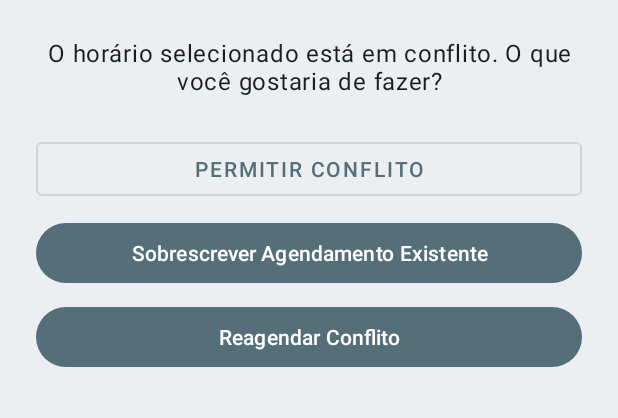
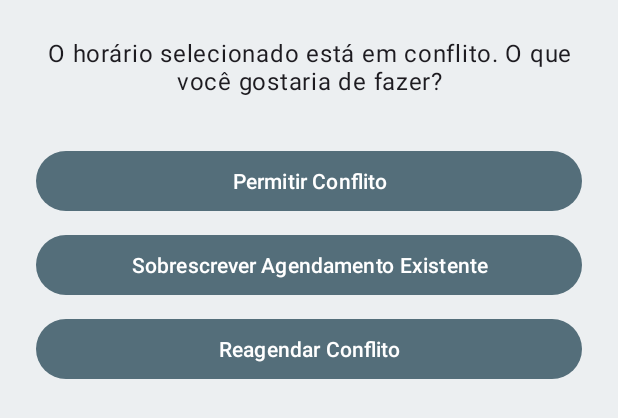
Before and after one commit to crstians/MindFlushMobile, an Android app: the layout dialog_conflict_options.xml on its own in the app's theme, with its tools: preview values and no code run, on a phone screen of 412 x 824 dp. Shown: the top 418 px of the screen. Run offline under Robolectric (Android 15) with nearby library versions, the phone set to English and light mode, and no system bars.

```diff
--- a/app/src/main/java/com/example/mindflushagendamentos/CalendarActivity.java
+++ b/app/src/main/java/com/example/mindflushagendamentos/CalendarActivity.java
@@ -137,7 +137,6 @@ public class CalendarActivity extends AppCompatActivity implements DayAdapter.On
     private void logout() {
         mAuth.signOut();
 
-        // Sign out from Google
         GoogleSignInOptions gso = new GoogleSignInOptions.Builder(GoogleSignInOptions.DEFAULT_SIGN_IN)
                 .requestIdToken(getString(R.string.default_web_client_id))
                 .requestEmail()
@@ -224,7 +223,6 @@ public class CalendarActivity extends AppCompatActivity implements DayAdapter.On
 
     private void atualizarDadosDaView() {
         if (mAuth.getCurrentUser() == null) {
-            // Se o usuário for nulo, não tente carregar dados. Pode redirecionar para login.
             Intent intent = new Intent(CalendarActivity.this, LoginActivity.class);
             intent.setFlags(Intent.FLAG_ACTIVITY_NEW_TASK | Intent.FLAG_ACTIVITY_CLEAR_TASK);
             startActivity(intent);
--- a/app/src/main/res/layout/dialog_conflict_options.xml
+++ b/app/src/main/res/layout/dialog_conflict_options.xml
@@ -17,9 +17,9 @@
 
     <Button
         android:id="@+id/btnPermitirConflito"
-        style="@style/Widget.MaterialComponents.Button.OutlinedButton"
         android:layout_width="match_parent"
         android:layout_height="wrap_content"
+        android:layout_marginTop="8dp"
         android:text="Permitir Conflito" />
 
     <Button
```
Also changed, not shown: app/src/main/java/com/example/mindflushagendamentos/Agendamento.java (+2 -7 lines), app/src/main/java/com/example/mindflushagendamentos/LoginActivity.java (+1 -9 lines).
